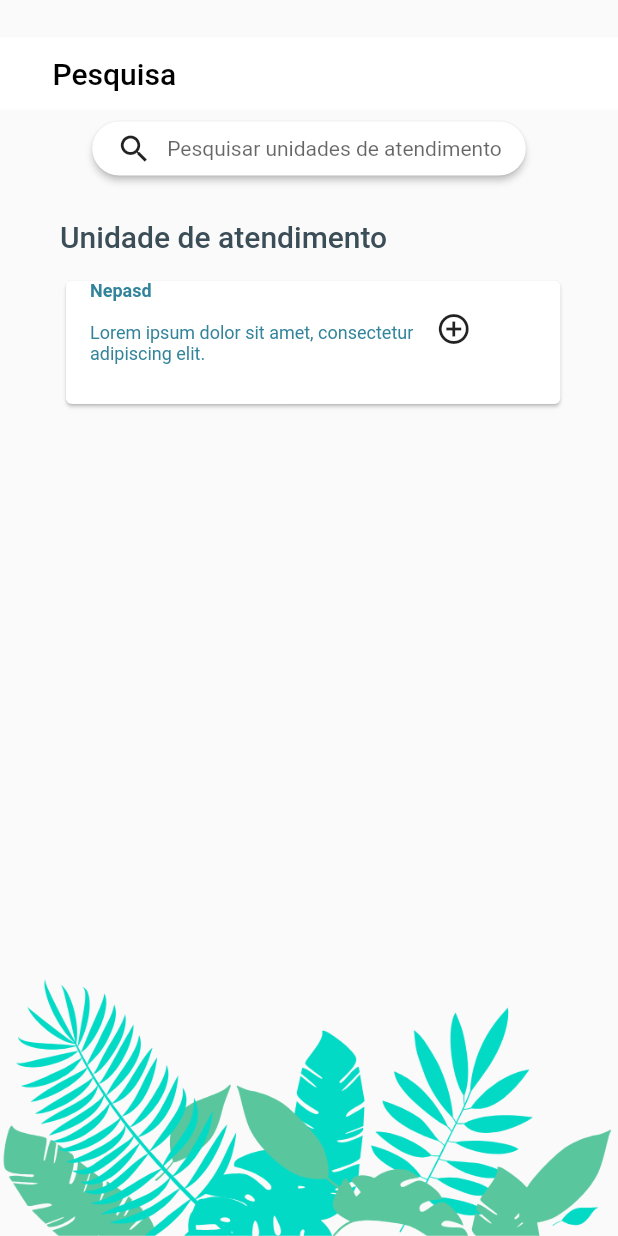
After one commit to MathCastro/Apoio-UnB, a Flutter app: the PesquisaUnidadeView screen opened by its route, on a phone screen of 412 x 824 dp. The commit adds this screen. Run offline on Flutter 3.47's test engine with Material 2 defaults, Android fonts, the phone set to English and light mode, and no system bars; our stand-ins replace firebase_auth, firebase_database; accounts and stored records are empty.

Commit message:
Tela de pesquisa de unidade

```diff
--- a/lib/main.dart
+++ b/lib/main.dart
@@ -11,6 +11,7 @@ import 'view/RegistrarView.dart';
 import 'view/ProfileView.dart';
 import 'view/AtendimentoInicialView.dart';
 import 'view/InfoUnidadeView.dart';
+import 'view/PesquisaUnidadeView.dart';
 
 void main() => runApp(MyApp());
 
@@ -45,7 +46,8 @@ class MyApp extends StatelessWidget {
         '/consulta_agendada_com_sucesso' : (context) => ConsultaAgendadaComSucessoView(),
         '/home': (context) => HomeView(),
         '/agendar_consulta': (context) => AngendarConsultaView(),
-        '/info_unidade': (context) => InfoUnidadelView(),
+        '/pesquisar_unidade': (context) => PesquisaUnidadeView(),
+        '/info_unidade': (context) => InfoUnidadeView(),
       }
     );
   }
--- a/lib/view/InfoUnidadeView.dart
+++ b/lib/view/InfoUnidadeView.dart
@@ -4,7 +4,7 @@ import '../res/Colors.dart';
 import 'package:flutter/material.dart';
 import 'package:flutter/painting.dart';
 
-class InfoUnidadelView extends StatelessWidget {
+class InfoUnidadeView extends StatelessWidget {
   @override
   Widget build(BuildContext context) {
     final double height = MediaQuery.of(context).size.height;
--- /dev/null
+++ b/lib/view/PesquisaUnidadeView.dart
@@ -0,0 +1,197 @@
+import 'dart:io';
+import '../res/Colors.dart';
+
+import 'package:flutter/material.dart';
+import 'package:flutter/painting.dart';
+
+class PesquisaUnidadeView extends StatelessWidget {
+  @override
+  Widget build(BuildContext context) {
+    final double height = MediaQuery.of(context).size.height;
+    final double width = MediaQuery.of(context).size.width;
+    return Scaffold(
+      body: Container(
+        height: height,
+        child: Stack(
+          alignment: Alignment.topCenter,
+          children: <Widget>[
+            Padding(
+              padding: const EdgeInsets.only(top: 25.0),
+              child: Container(
+                color: Colors.white,
+                width: width,
+                height: 48.0,
+                child: Padding(
+                  padding: const EdgeInsets.only(left: 35.0),
+                  child: Row(
+                    crossAxisAlignment: CrossAxisAlignment.center,
+                    children: <Widget>[
+                      Text(
+                        "Pesquisa",
+                        style: TextStyle(
+                            color: Colors.black,
+                            fontWeight: FontWeight.w500,
+                            fontFamily: "Roboto",
+                            fontStyle: FontStyle.normal,
+                            fontSize: 20.0),
+                      ),
+                    ],
+                  ),
+                ),
+              ),
+            ),
+            Padding(
+              padding: const EdgeInsets.only(top: 75.0, bottom: 0.0),
+              child: Container(
+                height: height - 48,
+                width: width,
+                decoration: BoxDecoration(
+                  image: DecorationImage(
+                    image: AssetImage("assets/drawable-xhdpi/Flores-fundo.png"),
+                    fit: BoxFit.scaleDown,
+                    alignment: Alignment.bottomCenter,
+                  ),
+                ),
+                child: Column(
+                  crossAxisAlignment: CrossAxisAlignment.start,
+                  children: <Widget>[
+                    Padding(
+                      padding: const EdgeInsets.only(top: 0.0, bottom: 10.0),
+                      child: Row(
+                        mainAxisAlignment: MainAxisAlignment.center,
+                        children: <Widget>[
+                          RaisedButton(
+                                color: Colors.white,
+                                onPressed: () {},
+                                shape: RoundedRectangleBorder(borderRadius: BorderRadius.circular(30.0)),
+                                child: Row(
+                                mainAxisAlignment: MainAxisAlignment.center,
+                                children: <Widget>[
+                                  Icon(Icons.search),
+                                  Padding(padding: const EdgeInsets.only(right: 10.0)),
+                                  Text(
+                                    "Pesquisar unidades de atendimento",
+                                    style: const TextStyle(
+                                    color: Color(0x99000000),
+                                    fontWeight: FontWeight.w400,
+                                    fontFamily: "Roboto",
+                                    fontStyle:  FontStyle.normal,
+                                    fontSize: 14.0
+                                  )),
+                                ]
+                                ),
+                              ),
+                        ],
+                      ),
+                    ),
+                    Row(
+                      mainAxisAlignment: MainAxisAlignment.start,
+                      children: <Widget>[
+                        Padding(
+                          padding: const EdgeInsets.only(top:20.0, left: 40.0, bottom:30.0)),
+                        Text(
+                          "Unidade de atendimento",
+                          style: const TextStyle(
+                          color:  const Color(0xff3b4d57),
+                          fontWeight: FontWeight.w500,
+                          fontFamily: "Roboto",
+                          fontStyle:  FontStyle.normal,
+                          fontSize: 20.0
+                        )),
+                      ],
+                    ),
+
+                    Row(
+                      mainAxisAlignment: MainAxisAlignment.start,
+                      children: <Widget>[
+                        Padding(
+                          padding: const EdgeInsets.only(bottom:0.0)),
+                        Row(
+                          mainAxisAlignment: MainAxisAlignment.start,
+                          children: <Widget>[
+                            Padding(padding: const EdgeInsets.only(top:20.0, left: 40.0, bottom:30.0)),
+                            Card(
+                            child: InkWell(
+                              splashColor: Colors.blue.withAlpha(30),
+                              onTap: () {},
+                              child: Container(
+                                width: width*0.8,
+                                height: height*0.1,
+                                child:
+                                  Row(
+                                    children: <Widget>[
+                                      /////////////////////////// FIX-ME /////////////////
+                                      Column(
+                                        crossAxisAlignment: CrossAxisAlignment.start,
+                                        children: <Widget>[
+                                          Container(
+                                            margin: EdgeInsets.all(8.0),
+                                            decoration: BoxDecoration (color: Colors.black,)
+                                          ),
+                                      ]),
+                                      /////////////////////////// FIX-ME /////////////////
+                                      Column(
+                                        crossAxisAlignment: CrossAxisAlignment.start,
+                                        children: <Widget>[
+                                          Row(
+                                            mainAxisAlignment: MainAxisAlignment.start,
+                                            children: <Widget>[
+                                              Text(
+                                                "Nepasd\n",
+                                                style: const TextStyle(
+                                                color:  Color(0xff33849b),
+                                                fontWeight: FontWeight.w700,
+                                                fontFamily: "Roboto",
+                                                fontStyle:  FontStyle.normal,
+                                                fontSize: 12.0
+                                              )),
+                                            ]
+                                          ),
+                                          Row(
+                                            mainAxisAlignment: MainAxisAlignment.start,
+                                            children: <Widget>[
+                                              Text(
+                                                "Lorem ipsum dolor sit amet, consectetur\nadipiscing elit.",
+                                                style: const TextStyle(
+                                                color:  Color(0xff33849b),
+                                                fontWeight: FontWeight.w400,
+                                                fontFamily: "Roboto",
+                                                fontStyle:  FontStyle.normal,
+                                                fontSize: 12.0
+                                              )),
+                                            ]
+                                          ),
+                                        ]
+                                      ),
+                                      Column(
+                                        crossAxisAlignment: CrossAxisAlignment.center,
+                                        children: <Widget>[
+                                          Padding(padding: const EdgeInsets.only(top: 20.0)),
+                                          Row(
+                                            mainAxisAlignment: MainAxisAlignment.center,
+                                            children: <Widget>[
+                                              Padding(padding: const EdgeInsets.only(left: 15.0)),
+                                              Icon(Icons.add_circle_outline),
+                                            ],
+                                          )
+                                        ]
+                                      ),
+                                    ],
+                                  )
+                                ),
+                              ),
+                            ),
+                          ],
+                        ),
+                      ],
+                    ),
+                  ],
+                ),
+              ),
+            )
+          ],
+        ),
+      ),
+    );
+  }
+}
```
